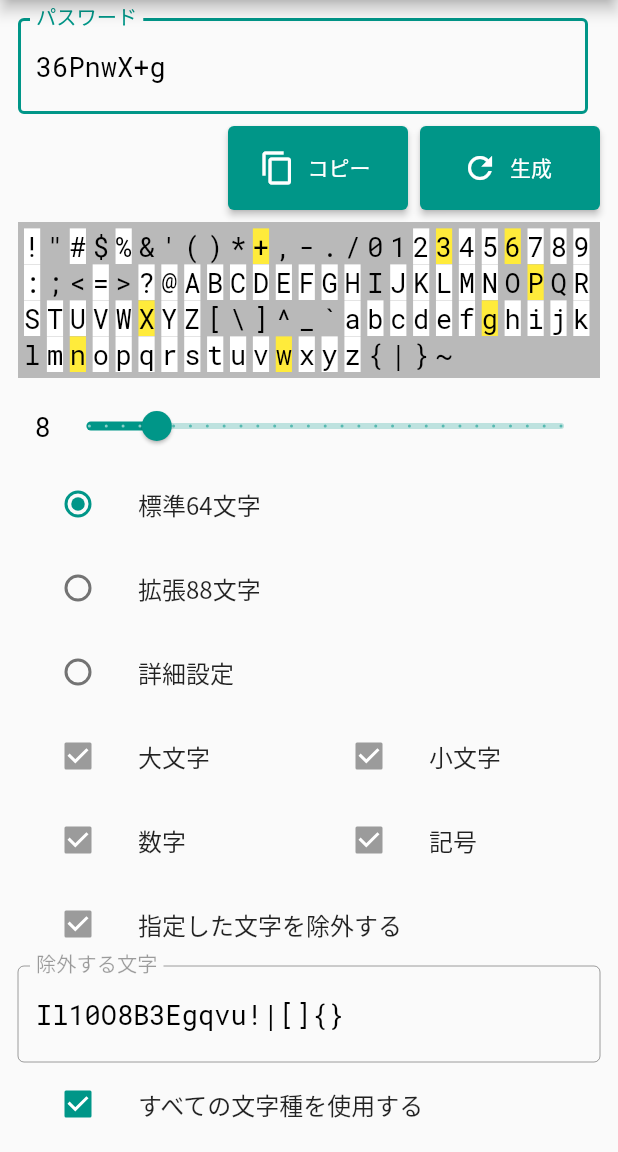
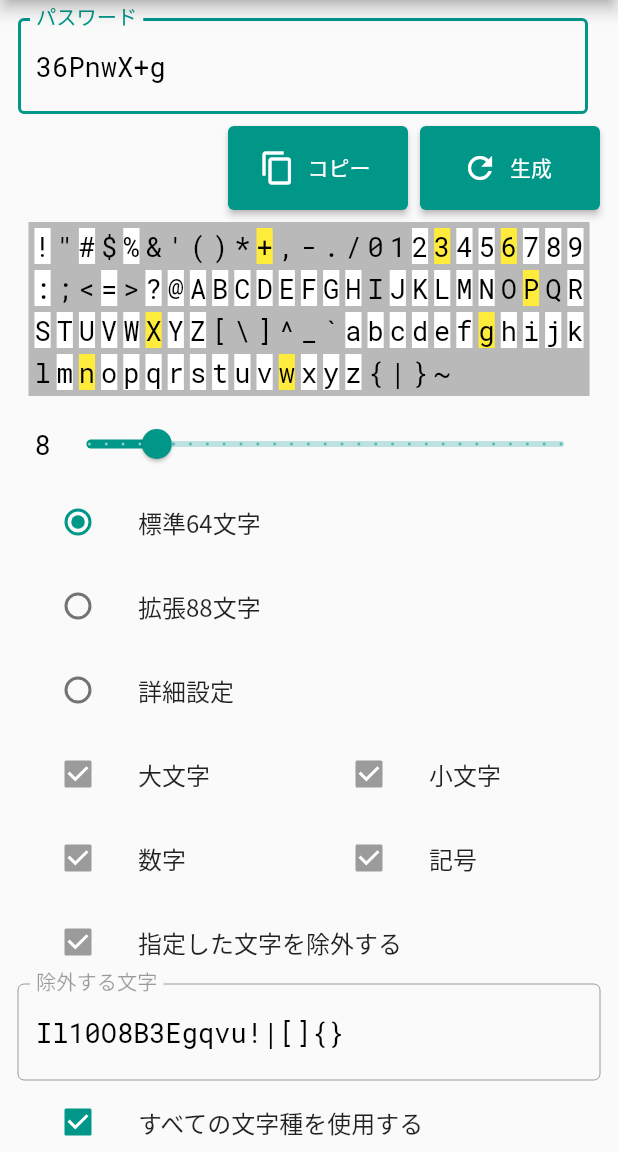
Before and after one commit to MichinobuMaeda/honkipass, a Flutter app: the screen it shows after launch, on a phone screen of 412 x 824 dp, the part 84-1236 px from its top. Run offline on Flutter 3.47's test engine with Material 2 defaults, Android fonts, the phone set to English and light mode, and no system bars.

Commit message:
bug fix: RichText -> Wrap, Text Width of SnackBar, Remove SnackBar before repeated.

```diff
--- a/lib/main.dart
+++ b/lib/main.dart
@@ -57,10 +57,15 @@ class _MyHomePageState extends State<MyHomePage> {
 
   @override
   Widget build(BuildContext context) {
-    _pg.onFailureToGenerate(() => ScaffoldMessenger.of(context)
-        .showSnackBar(buildSnackBarError('パスワードを生成できませんでした。')));
-    _pg.onCopiedToClipboard(() => ScaffoldMessenger.of(context)
-        .showSnackBar(buildSnackBarInfo('パスワードをクリップボードにコピーしました。')));
+    ScaffoldMessengerState messageState = ScaffoldMessenger.of(context);
+    _pg.onFailureToGenerate(() {
+      messageState.removeCurrentSnackBar();
+      messageState.showSnackBar(buildSnackBarError('パスワードを生成できませんでした。'));
+    });
+    _pg.onCopiedToClipboard(() {
+      messageState.removeCurrentSnackBar();
+      messageState.showSnackBar(buildSnackBarInfo('パスワードをクリップボードにコピーしました。'));
+    });
 
     Widget textFieldPassword = TextField(
       controller: TextEditingController()..text = _pg.password,
@@ -83,37 +88,34 @@ class _MyHomePageState extends State<MyHomePage> {
       });
     });
 
-    List<Widget> boxCharList = <Widget>[
-      Flexible(
-        child: ColoredBox(
+    Widget boxCharList = ColoredBox(
       color: Colors.black26,
       child: Padding(
         padding: EdgeInsets.all(4.0),
-            child: RichText(
-              text: TextSpan(
+        child: Wrap(
+          alignment: WrapAlignment.start,
+          spacing: 4.0,
+          runSpacing: 4.0,
           children: _pg.charList
-                    .map((item) => TextSpan(children: [
-                          TextSpan(
-                            text: item.c,
-                            style: monospaceStyle(
-                                backgroundColor: item.used
+              .map(
+                (item) => ColoredBox(
+                  color: item.used
                       ? item.active
                           ? Colors.yellow
                           : Colors.pink
                       : item.active
                           ? Colors.white
-                                        : Colors.transparent),
-                          ),
-                          TextSpan(text: ' '),
-                        ]))
-                    .toList(),
-                style: TextStyle(fontSize: 18),
-              ),
-            ),
+                          : Colors.transparent,
+                  child: Text(
+                    item.c,
+                    style: monospaceStyle(),
                   ),
                 ),
               )
-    ];
+              .toList(),
+        ),
+      ),
+    );
 
     Widget labelLength = Text(
       (' ' + _pg.length.round().toString())
@@ -259,7 +261,7 @@ class _MyHomePageState extends State<MyHomePage> {
                       buttonGeneratePassword,
                     ]),
                     gutter,
-                    Row(children: boxCharList),
+                    boxCharList,
                     gutter,
                     Row(
                       children: [
@@ -318,7 +320,7 @@ class _MyHomePageState extends State<MyHomePage> {
                         ],
                       ),
                       gutter,
-                      Row(children: boxCharList),
+                      boxCharList,
                       gutter,
                       Row(children: [
                         labelLength,
@@ -376,7 +378,7 @@ class _MyHomePageState extends State<MyHomePage> {
                         ],
                       ),
                       gutter,
-                      Row(children: boxCharList),
+                      boxCharList,
                       gutter,
                       Row(children: [
                         labelLength,
--- a/lib/ui.dart
+++ b/lib/ui.dart
@@ -57,13 +57,17 @@ SnackBar buildSnackBar(
           color: iconColor,
         ),
         SizedBox(width: 4),
-        Text(
-          text,
+        Flexible(
+          child: Text(
+            text,
+            overflow: TextOverflow.ellipsis,
+            maxLines: 10,
+          ),
         ),
       ]),
       duration: Duration(milliseconds: duration),
       action: SnackBarAction(
-        label: '閉じる',
+        label: '×',
         onPressed: () {},
       ),
     );
--- a/pubspec.yaml
+++ b/pubspec.yaml
@@ -15,7 +15,7 @@ publish_to: 'none' # Remove this line if you wish to publish to pub.dev
 # In iOS, build-name is used as CFBundleShortVersionString while build-number used as CFBundleVersion.
 # Read more about iOS versioning at
 # https://developer.apple.com/library/archive/documentation/General/Reference/InfoPlistKeyReference/Articles/CoreFoundationKeys.html
-version: 4.0.1+1
+version: 4.0.2+1
 
 environment:
   sdk: ">=2.12.0 <3.0.0"
```
Lines whose indentation alone changed are shown as unchanged.
